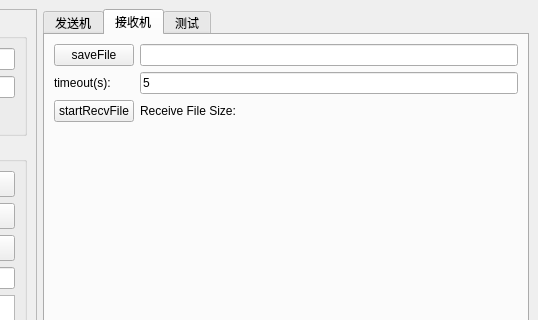
Before: the Qt Designer form mainwindow.ui in kdurant/laserCom, drawn with Qt 5; both pictures show x 264 to 802 and y 0 to 320 of the 802 by 529 pixel window.
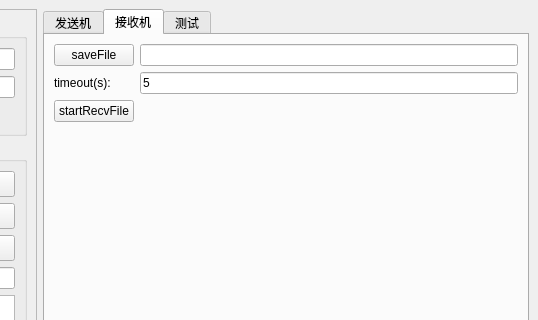
After: the same form once the commit is applied. The open tabs and pages were chosen to show the change.

Commit message: opt: 接收文件时，不保存用户校准的文件头

Patch:
```diff
--- a/mainwindow.ui
+++ b/mainwindow.ui
@@ -340,7 +340,7 @@
         <item row="2" column="1">
          <widget class="QLabel" name="label_recvFileSize">
           <property name="text">
-           <string>Receive File Size:</string>
+           <string/>
           </property>
          </widget>
         </item>
```
Left out of the diff: 4 changed lines with no effect on the pictures. The commit also changes 2 other files.
